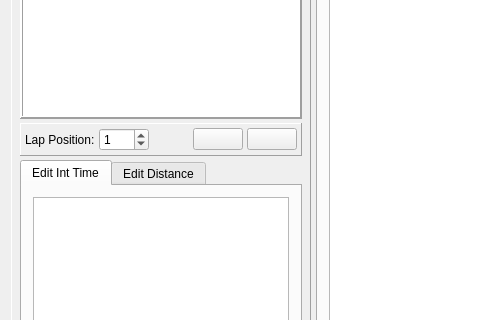
Above: mainwindow.ui from Tria-Andy/WorkoutEditor before the change; both pictures show x 0 to 480 and y 168 to 488 of the 1234 by 766 pixel window. Below: the same form after it.
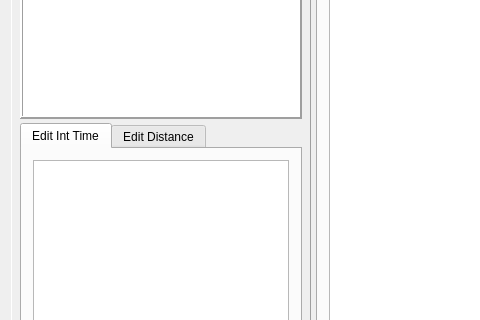
That is the form after the change. The open tabs and pages were chosen to show the change. Icons and pictures are not drawn.

```diff
--- a/mainwindow.ui
+++ b/mainwindow.ui
@@ -496,118 +496,6 @@
              </layout>
             </widget>
            </item>
-           <item>
-            <widget class="QFrame" name="frame_4">
-             <property name="frameShape">
-              <enum>QFrame::Panel</enum>
-             </property>
-             <property name="frameShadow">
-              <enum>QFrame::Raised</enum>
-             </property>
-             <layout class="QHBoxLayout" name="horizontalLayout_13">
-              <property name="spacing">
-               <number>4</number>
-              </property>
-              <property name="leftMargin">
-               <number>4</number>
-              </property>
-              <property name="topMargin">
-               <number>4</number>
-              </property>
-              <property name="rightMargin">
-               <number>4</number>
-              </property>
-              <property name="bottomMargin">
-               <number>4</number>
-              </property>
-              <item>
-               <widget class="QLabel" name="label_21">
-                <property name="maximumSize">
-                 <size>
-                  <width>16777215</width>
-                  <height>16777215</height>
-                 </size>
-                </property>
-                <property name="text">
-                 <string>Lap Position:</string>
-                </property>
-               </widget>
-              </item>
-              <item>
-               <widget class="QSpinBox" name="spinBox_rowPos">
-                <property name="minimumSize">
-                 <size>
-                  <width>50</width>
-                  <height>0</height>
-                 </size>
-                </property>
-                <property name="value">
-                 <number>1</number>
-                </property>
-               </widget>
-              </item>
-              <item>
-               <spacer name="horizontalSpacer_6">
-                <property name="orientation">
-                 <enum>Qt::Horizontal</enum>
-                </property>
-                <property name="sizeHint" stdset="0">
-                 <size>
-                  <width>40</width>
-                  <height>20</height>
-                 </size>
-                </property>
-               </spacer>
-              </item>
-              <item>
-               <widget class="QPushButton" name="pushButton_addLap">
-                <property name="minimumSize">
-                 <size>
-                  <width>50</width>
-                  <height>0</height>
-                 </size>
-                </property>
-                <property name="maximumSize">
-                 <size>
-                  <width>50</width>
-                  <height>16777215</height>
-                 </size>
-                </property>
-                <property name="text">
-                 <string/>
-                </property>
-                <property name="icon">
-                 <iconset resource="resources.qrc">
-                  <normaloff>:/images/icons/Add.png</normaloff>:/images/icons/Add.png</iconset>
-                </property>
-               </widget>
-              </item>
-              <item>
-               <widget class="QPushButton" name="pushButton_delLap">
-                <property name="minimumSize">
-                 <size>
-                  <width>50</width>
-                  <height>0</height>
-                 </size>
-                </property>
-                <property name="maximumSize">
-                 <size>
-                  <width>50</width>
-                  <height>16777215</height>
-                 </size>
-                </property>
-                <property name="text">
-                 <string/>
-                </property>
-                <property name="icon">
-                 <iconset resource="resources.qrc">
-                  <normaloff>:/images/icons/Erase.png</normaloff>:/images/icons/Erase.png</iconset>
-                </property>
-               </widget>
-              </item>
-             </layout>
-            </widget>
-           </item>
            <item>
             <widget class="QTabWidget" name="tabWidget_edit">
              <property name="sizePolicy">
```
Left out of the diff: 10 changed lines with no effect on the pictures.
